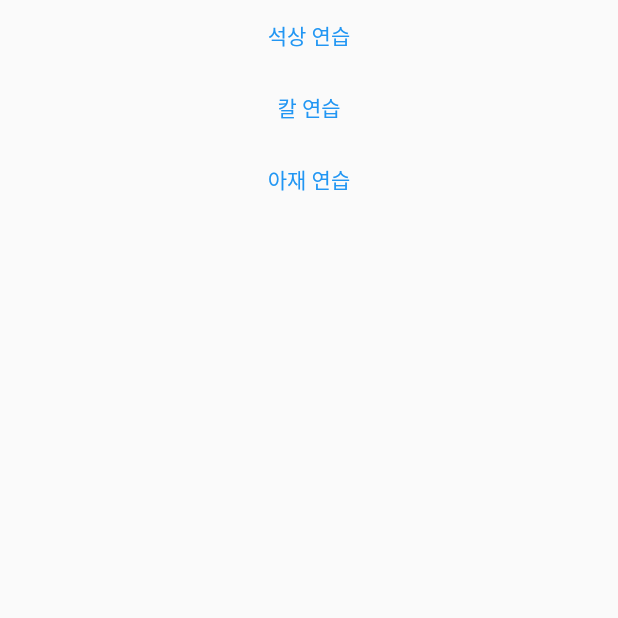
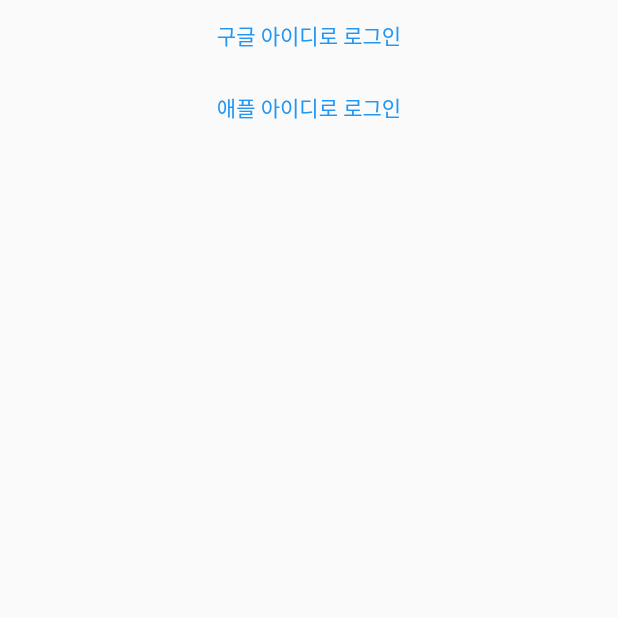
Before and after one commit to Jeon1691/lostark-pattern-flutter, a Flutter app: the screen it shows after launch, on a phone screen of 412 x 824 dp, the top half of it. Run offline on Flutter 3.47's test engine with Material 2 defaults, Android fonts, the phone set to English and light mode, and no system bars; our stand-ins replace firebase_auth, firebase_core, google_sign_in, sign_in_with_apple; missing offline and left inert: memoize; accounts and stored records are empty.

```diff
--- a/lib/application.dart
+++ b/lib/application.dart
@@ -1,15 +1,37 @@
+import 'package:firebase_core/firebase_core.dart';
 import 'package:flutter/material.dart';
+import 'package:lostark_pattern/page/error.dart';
 import 'package:lostark_pattern/page/home.dart';
+import 'package:lostark_pattern/page/splash.dart';
 
 class Application extends StatelessWidget {
+  final Future<FirebaseApp> _initialization = Firebase.initializeApp();
+
   @override
   Widget build(BuildContext context) {
-    return MaterialApp(
-      title: 'Flutter Demo',
-      theme: ThemeData(
-        primarySwatch: Colors.blue,
-      ),
-      home: HomePage(),
+    return FutureBuilder(
+      future: _initialization,
+      builder: (context, snapshot) {
+        if (snapshot.hasError) {
+          return ErrorPage();
+        }
+
+        if (snapshot.connectionState == ConnectionState.done) {
+          return MaterialApp(
+            theme: ThemeData(
+              primarySwatch: Colors.blue,
+            ),
+            home: HomePage(),
+          );
+        }
+
+        return MaterialApp(
+          theme: ThemeData(
+            primarySwatch: Colors.blue,
+          ),
+          home: SplashPage(),
+        );
+      },
     );
   }
 }
--- a/lib/main.dart
+++ b/lib/main.dart
@@ -2,5 +2,6 @@ import 'package:flutter/material.dart';
 import 'package:lostark_pattern/application.dart';
 
 void main() {
+  WidgetsFlutterBinding.ensureInitialized();
   runApp(Application());
 }
--- /dev/null
+++ b/lib/model/base.dart
@@ -0,0 +1,3 @@
+abstract class JsonParsable {
+  Map<String, dynamic> toJson();
+}
--- a/lib/page/home.dart
+++ b/lib/page/home.dart
@@ -1,13 +1,19 @@
 import 'package:flutter/cupertino.dart';
 import 'package:flutter/material.dart';
-import 'package:lostark_pattern/page/biackiss.dart';
+import 'package:lostark_pattern/page/base.dart';
+import 'package:lostark_pattern/page/login.dart';
 
-class HomePage extends StatelessWidget {
+class HomePage extends BaseStatefulWidget {
+  @override
+  State<StatefulWidget> createState() => _HomePageState();
+}
+
+class _HomePageState extends BaseState<HomePage> {
   @override
   Widget build(BuildContext context) {
     return Scaffold(
       body: SafeArea(
-        child: BiackissPage(),
+        child: LoginPage(),
       ),
     );
   }
--- /dev/null
+++ b/lib/page/login.dart
@@ -0,0 +1,41 @@
+import 'package:firebase_auth/firebase_auth.dart';
+import 'package:flutter/cupertino.dart';
+import 'package:flutter/material.dart';
+import 'package:lostark_pattern/auth/auth_provider.dart';
+import 'package:lostark_pattern/page/base.dart';
+import 'package:lostark_pattern/widget/login_button.dart';
+
+class LoginPage extends BaseStatefulWidget {
+  @override
+  State<StatefulWidget> createState() => _LoginPageState();
+}
+
+class _LoginPageState extends BaseState<LoginPage> with FirebaseAuthCallback {
+  @override
+  Widget build(BuildContext context) {
+    return Scaffold(
+      body: ListView(
+        children: [
+          LoginButton(
+            provider: GoogleAuth(callback: this),
+            child: Text("구글 아이디로 로그인"),
+          ),
+          LoginButton(
+            provider: AppleAuth(callback: this),
+            child: Text("애플 아이디로 로그인"),
+          ),
+        ],
+      ),
+    );
+  }
+
+  @override
+  onSuccessLogin(UserCredential credential) {
+    close(context);
+  }
+
+  @override
+  onFailedLogin() {
+    // TODO: implement onFailedLogin
+  }
+}
--- /dev/null
+++ b/lib/page/result.dart
@@ -0,0 +1,3 @@
+class ResultPage {
+
+}
--- a/lib/widget/circle_selector.dart
+++ b/lib/widget/circle_selector.dart
@@ -5,7 +5,7 @@ import 'package:lostark_pattern/model/biackiss.dart';
 class CircleSelector extends StatelessWidget {
   final List<BiackissShapeItem> _data;
   final String _imagePath;
-  final VoidCallback onClickItem;
+  final Function(BiackissShapeItem item) onClickItem;
 
   final Function _indexes = memo1((List<BiackissShapeItem> data) =>
       data.map((item) => item.index).toList());
@@ -15,14 +15,13 @@ class CircleSelector extends StatelessWidget {
   @override
   Widget build(BuildContext context) {
     return Container(
-      width: double.infinity,
       child: GridView.builder(
         gridDelegate:
             SliverGridDelegateWithFixedCrossAxisCount(crossAxisCount: 5),
         itemBuilder: (context, i) => _indexes(_data).contains(i)
             ? IconButton(
                 icon: Image.asset(_imagePath),
-                onPressed: onClickItem,
+                onPressed: () => onClickItem(_data.firstWhere((item) => item.index == i)),
               )
             : Container(),
         itemCount: 25,
--- /dev/null
+++ b/lib/widget/login_button.dart
@@ -0,0 +1,11 @@
+import 'package:flutter/material.dart';
+import 'package:lostark_pattern/auth/auth_provider.dart';
+
+class LoginButton extends TextButton {
+  final FirebaseAuthProvider provider;
+
+  LoginButton({
+    required this.provider,
+    required Widget child,
+  }) : super(child: child, onPressed: () => provider.login());
+}
--- a/pubspec.yaml
+++ b/pubspec.yaml
@@ -28,6 +28,12 @@ dependencies:
   # The following adds the Cupertino Icons font to your application.
   # Use with the CupertinoIcons class for iOS style icons.
   cupertino_icons: ^1.0.2
+
+  firebase_core: any
+  firebase_auth: any
+  google_sign_in: any
+  sign_in_with_apple: any
+  crypto: any
 
   json_annotation: ^4.0.0
   memoize: ^3.0.0
```
Also changed, not shown: lib/auth/auth_provider.dart (added, +99 -0 lines), lib/model/biackiss.dart (+10 -3 lines), lib/page/base.dart (+27 -0 lines), lib/page/biackiss.dart (+39 -48 lines), lib/page/error.dart (added, +13 -0 lines), lib/page/splash.dart (added, +15 -0 lines), lib/model/guild.dart (added), lib/model/role.dart (added), lib/model/user.dart (added), 4 other files.
